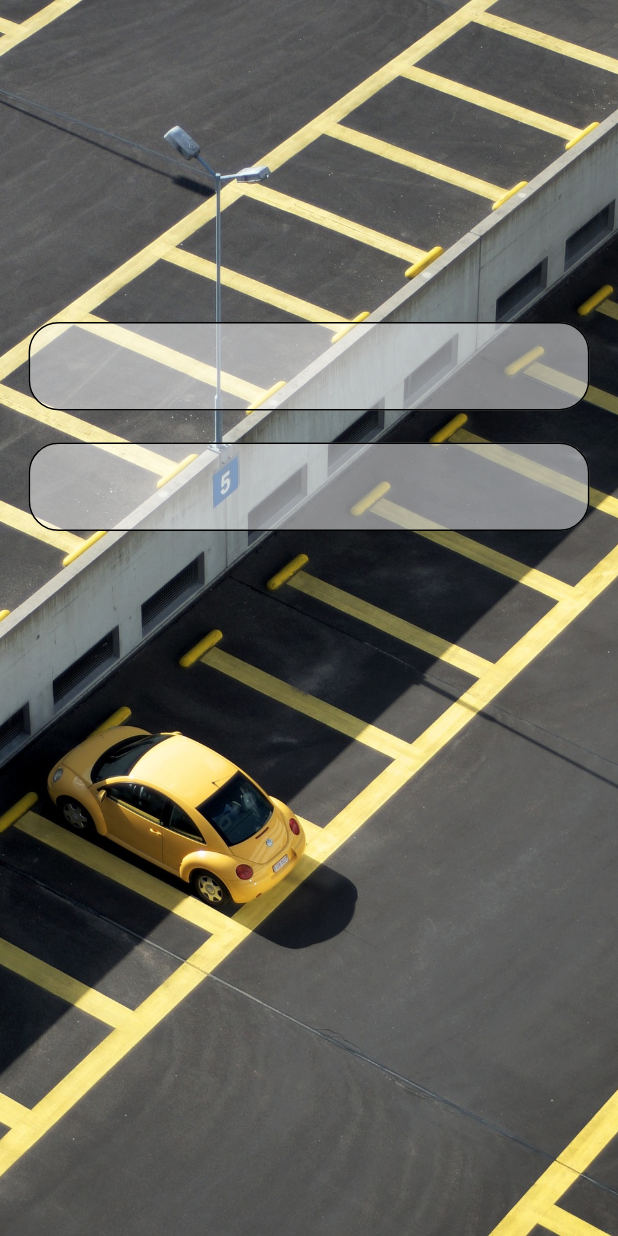
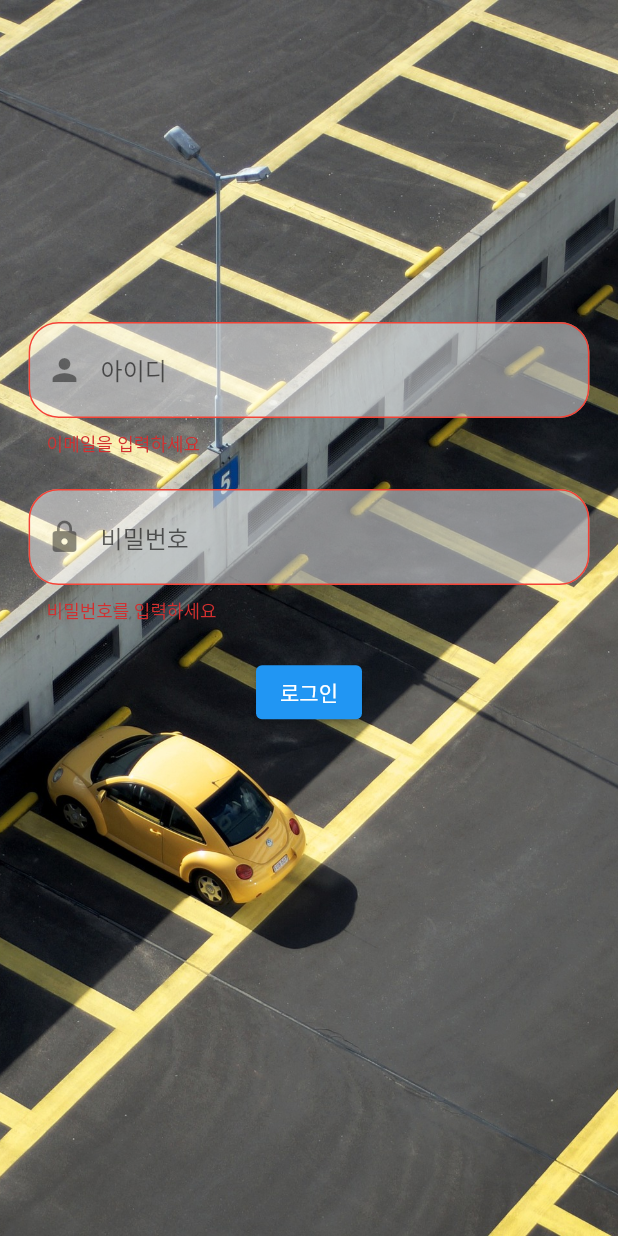
Before and after one commit to song011794/Car-Break, a Flutter app: the screen it shows after launch, on a phone screen of 412 x 824 dp. Run offline on Flutter 3.47's test engine with Material 2 defaults, Android fonts, the phone set to English and light mode, and no system bars; our stand-ins replace flutter_dotenv, flutter_screenutil, freezed_annotation, geolocator, get, google_maps_flutter.

Commit message:
feature : 로그인 TextFormField validation 지정
1. ID, Password validation 지정
2. extension 을 활용하여 다양한 곳에서 사용가능 하도록 구현

```diff
--- a/lib/main.dart
+++ b/lib/main.dart
@@ -6,6 +6,7 @@ import 'package:vehicle/controller/home_controller.dart';
 import 'package:vehicle/repository/home_repository.dart';
 import 'package:vehicle/screen/home_screen.dart';
 import 'package:vehicle/screen/login_screen.dart';
+import 'package:vehicle/util/translations.dart';
 
 void main() async {
   await dotenv.load(fileName: ".env");
@@ -19,6 +20,8 @@ class MyApp extends StatelessWidget {
   @override
   Widget build(BuildContext context) {
     return GetMaterialApp(
+      translations: Messages(),
+      locale: const Locale('ko', 'KR'),
       home: ScreenUtilInit(
         designSize: const Size(1080, 1920),
         minTextAdapt: true,
@@ -29,11 +32,11 @@ class MyApp extends StatelessWidget {
               primarySwatch: Colors.blue,
             ),
             home: child),
-        child: const LoginScreen(),
+        child:  LoginScreen(),
       ),
       initialRoute: '/',
       getPages: [
-        GetPage(name: '/', page: () => const LoginScreen()),
+        GetPage(name: '/', page: () =>  LoginScreen()),
         GetPage(name: '/home', page: () => const HomeScreen(), bindings: [
           BindingsBuilder<HomeController>(() {
             Get.lazyPut(() => HomeController());
--- a/lib/screen/login_screen.dart
+++ b/lib/screen/login_screen.dart
@@ -1,11 +1,14 @@
 import 'package:flutter/material.dart';
 import 'package:flutter_screenutil/flutter_screenutil.dart';
 import 'package:get/get.dart';
+import '../util/string_extension.dart';
 
 import '../controller/login_controller.dart';
 
 class LoginScreen extends StatelessWidget {
-  const LoginScreen({super.key});
+  LoginScreen({super.key});
+
+  final _formKey = GlobalKey<FormState>();
 
   @override
   Widget build(BuildContext context) {
@@ -20,6 +23,8 @@ class LoginScreen extends StatelessWidget {
                     'lib/images/login_bg.png',
                   ),
                   fit: BoxFit.cover)),
+          child: Form(
+            key: _formKey,
             child: Column(children: [
               SizedBox(
                 height: 500.h,
@@ -29,7 +34,16 @@ class LoginScreen extends StatelessWidget {
                 height: 50.h,
               ),
               textInputFiled(controller.passwordValue, isPassword: true),
+              SizedBox(
+                height: 50.h,
+              ),
+              ElevatedButton(
+                  onPressed: () {
+                    controller.onLogin(_formKey);
+                  },
+                  child: Text('로그인'))
             ]),
+          ),
         ));
   }
 
@@ -45,17 +59,42 @@ class LoginScreen extends StatelessWidget {
           valueListenable: listenableValue,
           builder: (context, value, child) {
             return TextFormField(
+                autovalidateMode: AutovalidateMode.always,
+                keyboardType: isPassword ? null : TextInputType.emailAddress,
                 initialValue: value,
                 onChanged: (value) => listenableValue.value = value,
                 obscureText: isPassword,
+                validator: (value) => isPassword
+                    ? value.validatePassword()
+                    : value.validateEmail(),
                 decoration: InputDecoration(
+                  prefixIcon: isPassword
+                      ? const Icon(Icons.lock)
+                      : const Icon(Icons.person),
+                  hintText: isPassword ? 'password'.tr : 'id'.tr,
                   filled: true,
                   fillColor: Colors.white.withOpacity(0.5),
+                  focusedBorder: const OutlineInputBorder(
+                      borderRadius: BorderRadius.all(
+                        Radius.circular(20),
+                      ),
+                      borderSide: BorderSide(color: Colors.blue)),
                   enabledBorder: const OutlineInputBorder(
                       borderRadius: BorderRadius.all(
                         Radius.circular(20),
                       ),
-                        borderSide: BorderSide(color: Colors.black))));
+                      borderSide: BorderSide(color: Colors.black)),
+                  focusedErrorBorder: const OutlineInputBorder(
+                      borderRadius: BorderRadius.all(
+                        Radius.circular(20),
+                      ),
+                      borderSide: BorderSide(color: Colors.blue)),
+                  errorBorder: const OutlineInputBorder(
+                      borderRadius: BorderRadius.all(
+                        Radius.circular(20),
+                      ),
+                      borderSide: BorderSide(color: Colors.red)),
+                ));
           }),
     );
   }
--- /dev/null
+++ b/lib/util/translations.dart
@@ -0,0 +1,19 @@
+import 'package:get/get.dart';
+
+class Messages extends Translations {
+  @override
+  Map<String, Map<String, String>> get keys => {
+        'ko_KR': {
+          'id': '아이디',
+          'password' : '비밀번호',
+          'please_enter_your_email' : '이메일을 입력하세요',
+          'please_enter_your_password' : '비밀번호를 입력하세요',
+
+          'Invalid_email_format' : '잘못된 이메일 형식입니다.',
+          'Invalid_password_format' : '특수문자, 대소문자, 숫자 포함 8자 이상 15자 이내로 입력하세요.'
+        },
+        'de_DE': {
+          'hello': 'Hallo Welt',
+        }
+      };
+}
```
Also changed, not shown: lib/controller/login_controller.dart (+7 -0 lines), lib/util/string_extension.dart (added, +25 -0 lines), 1 other file. Lines whose indentation alone changed are shown as unchanged.
